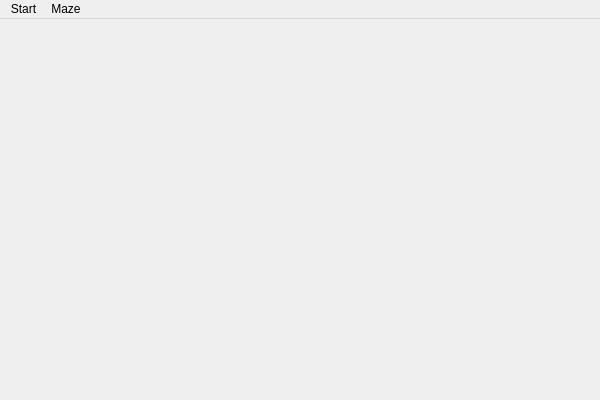
First picture: the form in MazeSolver.ui, repository Stan1slav337/MazeSolver, before the edit.
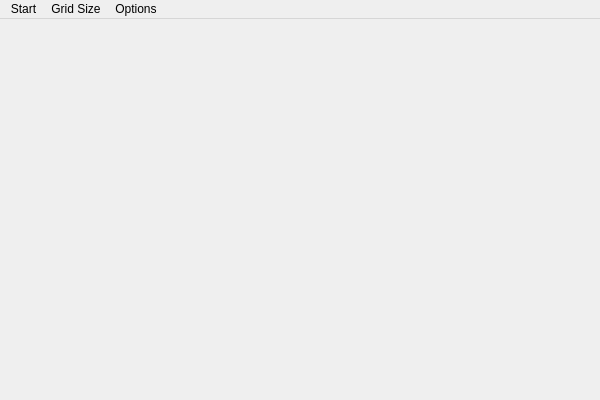
Second picture: the form after the edit.

```diff
--- a/MazeSolver.ui
+++ b/MazeSolver.ui
@@ -46,14 +46,22 @@
    </widget>
    <widget class="QMenu" name="menuMaze">
     <property name="title">
-     <string>Maze</string>
+     <string>Grid Size</string>
     </property>
     <addaction name="action10"/>
     <addaction name="action15"/>
     <addaction name="action20"/>
    </widget>
+   <widget class="QMenu" name="menuOptions">
+    <property name="title">
+     <string>Options</string>
+    </property>
+    <addaction name="actionShow_Tree"/>
+    <addaction name="actionShow_Details"/>
+   </widget>
    <addaction name="menuStart"/>
    <addaction name="menuMaze"/>
+   <addaction name="menuOptions"/>
   </widget>
   <action name="actionGenerate">
    <property name="text">
```
Left out of the diff: 16 changed lines with no effect on the pictures.
